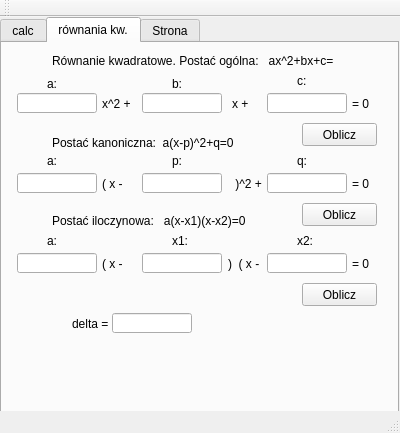
First picture: the form in liczydlo/mainwindow.ui, repository domi-nika60/Liczydlo-naukowe, before the edit.
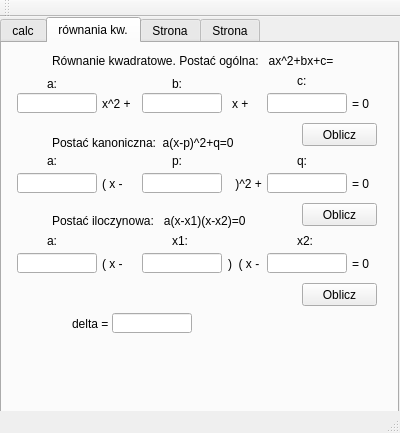
Second picture: the form after the edit. The open tabs and pages were chosen to show the change.

```diff
--- a/liczydlo/mainwindow.ui
+++ b/liczydlo/mainwindow.ui
@@ -979,6 +979,11 @@
       </property>
      </widget>
     </widget>
+    <widget class="QWidget" name="tab">
+     <attribute name="title">
+      <string>Strona</string>
+     </attribute>
+    </widget>
    </widget>
   </widget>
   <widget class="QStatusBar" name="statusBar"/>
```
Left out of the diff: 2 changed lines with no effect on the pictures.
